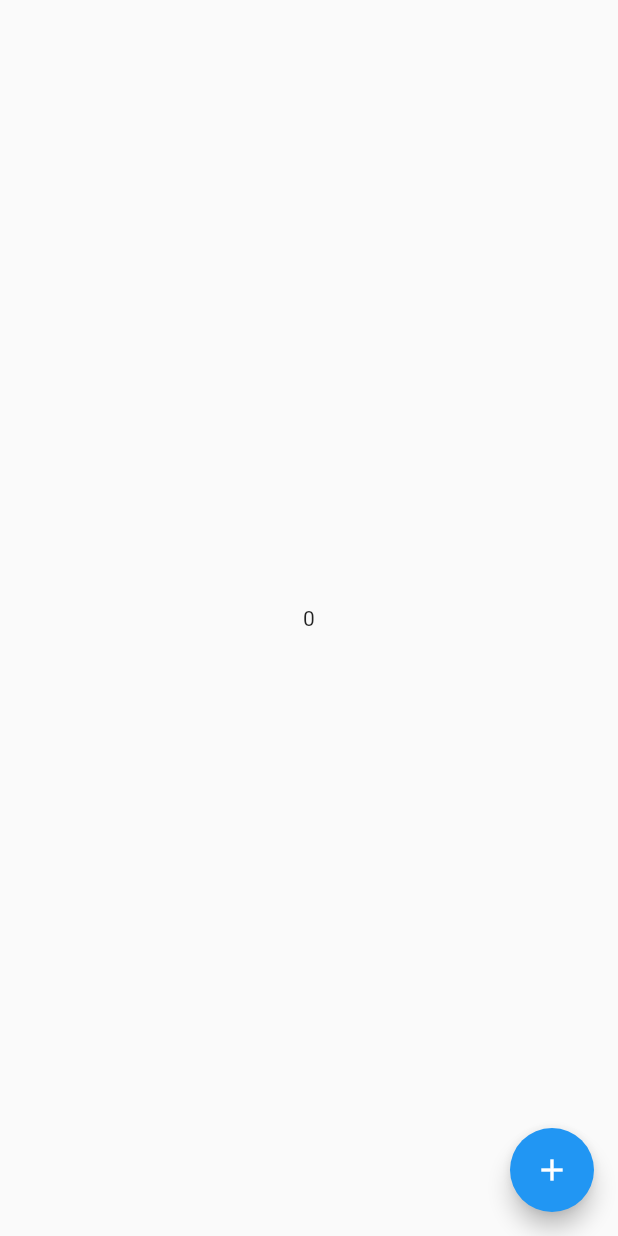
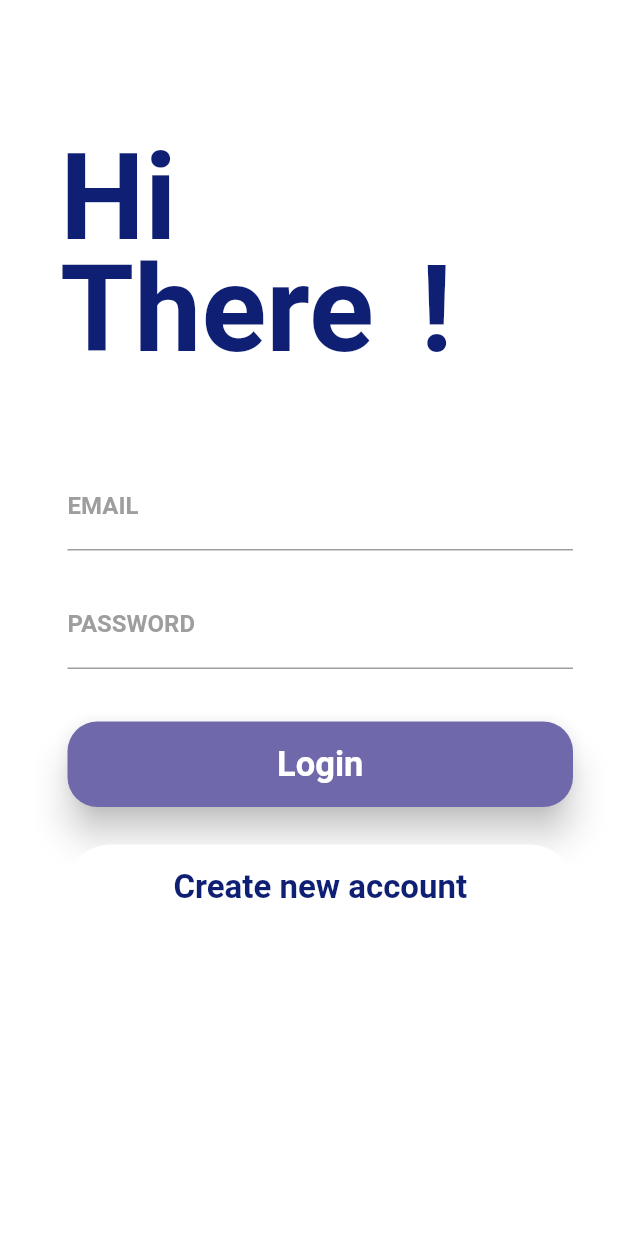
Before and after one commit to twp28/Firebase_login, a Flutter app: the screen it shows after launch, on a phone screen of 412 x 824 dp. Run offline on Flutter 3.47's test engine with Material 2 defaults, Android fonts, the phone set to English and light mode, and no system bars; drawn by our look-alikes of animated_text_kit; our stand-ins replace firebase_auth, firebase_core, flutter_riverpod; missing offline and left inert: flutterfire_ui; accounts and stored records are empty; Roboto replaces fonts that are missing (Raleway, RobotoCondensed).

Commit message:
Add Sign in/out + state

```diff
--- /dev/null
+++ b/lib/app/auth_widget.dart
@@ -0,0 +1,35 @@
+import 'package:firebase_riverpod/app/providers.dart';
+import 'package:firebase_auth/firebase_auth.dart';
+import 'package:flutter/material.dart';
+import 'package:flutter_riverpod/flutter_riverpod.dart';
+
+class AuthWidget extends ConsumerWidget {
+  const AuthWidget({
+    Key? key,
+    required this.signedInBuilder,
+    required this.nonSignedInBuilder,
+  }) : super(key: key);
+  final WidgetBuilder nonSignedInBuilder;
+  final WidgetBuilder signedInBuilder;
+
+  @override
+  Widget build(BuildContext context, WidgetRef ref) {
+    //listen to authState
+    final authStateChanges = ref.watch(authStateChangesProvider);
+
+    //riverpod feature ".when" builder -> will be called "when" changes to the autState is recognized
+    //.weh function provides 3 callbacks: data, loading, error
+    return authStateChanges.when(
+      data: (user) =>
+          user != null ? signedInBuilder(context) : nonSignedInBuilder(context),
+      loading: () => const Scaffold(
+        body: Center(
+          child: CircularProgressIndicator(),
+        ),
+      ),
+      error: (_, __) => const Scaffold(
+        body: Center(child: Text("Something went wrong")),
+      ),
+    );
+  } //build
+} //class
--- /dev/null
+++ b/lib/app/pages/auth/customown/auth_form.dart
@@ -0,0 +1,251 @@
+import 'package:flutter/material.dart';
+import 'package:animated_text_kit/animated_text_kit.dart';
+
+class AuthForm extends StatefulWidget {
+  const AuthForm(this.submitFn, this.isLoading, {Key? key}) : super(key: key);
+
+  final bool isLoading;
+  final void Function(
+    String email,
+    String password,
+    String userName,
+    bool isLogin,
+    BuildContext ctx,
+  ) submitFn;
+
+  @override
+  _AuthFormState createState() => _AuthFormState();
+}
+
+class _AuthFormState extends State<AuthForm> {
+  final _formKey = GlobalKey<FormState>();
+  var _isLogin = true;
+  var _userEmail = '';
+  var _userName = '';
+  var _userPassword = '';
+
+  void _trySubmit() {
+    final isValid = _formKey.currentState!.validate();
+    FocusScope.of(context).unfocus();
+
+    if (isValid) {
+      _formKey.currentState!.save();
+      widget.submitFn(_userEmail.trim(), _userPassword.trim(), _userName.trim(),
+          _isLogin, context);
+    }
+  }
+
+  @override
+  Widget build(BuildContext context) {
+    return SingleChildScrollView(
+      reverse: true,
+      padding: const EdgeInsets.only(
+        top: 35,
+        left: 25,
+      ),
+      child: Column(
+        children: <Widget>[
+          Column(
+            crossAxisAlignment: CrossAxisAlignment.start,
+            children: <Widget>[
+              Stack(
+                children: <Widget>[
+                  Container(
+                    padding: const EdgeInsets.fromLTRB(15.0, 50.0, 0.0, 0.0),
+                    child: const Text('Hi',
+                        style: TextStyle(
+                            color: Color.fromRGBO(15, 31, 115, 1),
+                            fontSize: 80.0,
+                            fontFamily: "Raleway",
+                            fontWeight: FontWeight.bold)),
+                  ),
+                  Container(
+                    padding: const EdgeInsets.fromLTRB(15.0, 125.0, 0.0, 0.0),
+                    child: DefaultTextStyle(
+                      style: const TextStyle(
+                        fontFamily: "Raleway",
+                        fontSize: 80.0,
+                        fontWeight: FontWeight.bold,
+                        color: Color.fromRGBO(15, 31, 115, 1),
+                      ),
+                      child: AnimatedTextKit(
+                        animatedTexts: [
+                          WavyAnimatedText("There"),
+                          WavyAnimatedText('Again'),
+                        ],
+                        isRepeatingAnimation: false,
+                      ),
+                    ),
+                  ),
+                  Container(
+                    padding: const EdgeInsets.fromLTRB(235.0, 125.0, 0.0, 0.0),
+                    child: const Text(' !',
+                        style: TextStyle(
+                            fontSize: 80.0,
+                            fontWeight: FontWeight.bold,
+                            color: Color.fromRGBO(15, 31, 115, 1))),
+                  )
+                ],
+              ),
+              Form(
+                key: _formKey,
+                child: SingleChildScrollView(
+                  child: Container(
+                      padding: const EdgeInsets.only(
+                          top: 54.0, left: 20.0, right: 30.0),
+                      child: Column(
+                        children: <Widget>[
+                          TextFormField(
+                            key: const ValueKey('email'),
+                            decoration: const InputDecoration(
+                                labelText: 'EMAIL',
+                                labelStyle: TextStyle(
+                                    fontFamily: 'RobotoCondensed',
+                                    fontWeight: FontWeight.bold,
+                                    color: Colors.grey),
+                                focusedBorder: UnderlineInputBorder(
+                                  borderSide: BorderSide(
+                                      color: Color.fromRGBO(15, 31, 115, 1)),
+                                )),
+                            keyboardType: TextInputType.emailAddress,
+                            autocorrect: false,
+                            textCapitalization: TextCapitalization.none,
+                            enableSuggestions: false,
+                            validator: (value) {
+                              if (value!.isEmpty || !value.contains('@')) {
+                                return 'Please enter a valid email address';
+                              }
+                              return null;
+                            },
+                            onSaved: (value) {
+                              _userEmail = value!;
+                            },
+                          ),
+                          if (!_isLogin) const SizedBox(height: 20.0),
+                          if (!_isLogin)
+                            TextFormField(
+                              key: const ValueKey('username'),
+                              decoration: const InputDecoration(
+                                  labelText: 'USERNAME',
+                                  labelStyle: TextStyle(
+                                      fontFamily: 'RobotoCondensed',
+                                      fontWeight: FontWeight.bold,
+                                      color: Colors.grey),
+                                  focusedBorder: UnderlineInputBorder(
+                                      borderSide: BorderSide(
+                                          color:
+                                              Color.fromRGBO(15, 31, 115, 1)))),
+                              autocorrect: true,
+                              textCapitalization: TextCapitalization.words,
+                              enableSuggestions: false,
+                              validator: (value) {
+                                if (value!.isEmpty) {
+                                  return 'Please enter a username';
+                                }
+                                return null;
+                              },
+                              onSaved: (value) {
+                                _userName = value!;
+                              },
+                              // ignore: missing_return
+                            ),
+                          const SizedBox(height: 20.0),
+                          TextFormField(
+                            key: const ValueKey('password'),
+                            decoration: const InputDecoration(
+                              labelText: 'PASSWORD',
+                              labelStyle: TextStyle(
+                                  fontFamily: 'RobotoCondensed',
+                                  fontWeight: FontWeight.bold,
+                                  color: Colors.grey),
+                              focusedBorder: UnderlineInputBorder(
+                                  borderSide: BorderSide(
+                                      color: Color.fromRGBO(15, 31, 115, 1))),
+                            ),
+                            obscureText: true,
+
+                            // ignore: missing_return
+                            validator: (value) {
+                              if (value!.isEmpty || value.length <= 5) {
+                                return 'Please enter a long password';
+                              }
+                              return null;
+                            },
+                            onSaved: (value) {
+                              _userPassword = value!;
+                            },
+                          ),
+                          const SizedBox(
+                            height: 35,
+                          ),
+                          if (widget.isLoading)
+                            const CircularProgressIndicator(),
+                          if (!widget.isLoading)
+                            Container(
+                              height: 57.0,
+                              child: Material(
+                                borderRadius: BorderRadius.circular(20.0),
+                                shadowColor: Colors.black,
+                                color: const Color.fromRGBO(111, 105, 172, 1),
+                                elevation: 10.0,
+                                child: TextButton(
+                                  onPressed: _trySubmit,
+                                  child: Center(
+                                    child: Text(
+                                      _isLogin ? "Login" : "Sign up",
+                                      style: const TextStyle(
+                                          color: Colors.white,
+                                          fontSize: 23,
+                                          fontWeight: FontWeight.bold,
+                                          fontFamily: 'Raleway'),
+                                    ),
+                                  ),
+                                ),
+                              ),
+                            ),
+                          const SizedBox(
+                            height: 25,
+                          ),
+                          if (!widget.isLoading)
+                            Container(
+                              height: 57.0,
+                              child: Material(
+                                borderRadius: BorderRadius.circular(40.0),
+                                color: Colors.white,
+                                child: TextButton(
+                                  onPressed: () {
+                                    setState(() {
+                                      _isLogin = !_isLogin;
+                                    });
+                                  },
+                                  child: Center(
+                                    child: Text(
+                                      _isLogin
+                                          ? "Create new account"
+                                          : "I already have an account",
+                                      style: const TextStyle(
+                                          color: Color.fromRGBO(15, 31, 115, 1),
+                                          fontSize: 22,
+                                          fontWeight: FontWeight.bold,
+                                          fontFamily: 'Raleway'),
+                                    ),
+                                  ),
+                                ),
+                              ),
+                            ),
+                          Padding(
+                              padding: EdgeInsets.only(
+                                  bottom: MediaQuery.of(context)
+                                      .viewInsets
+                                      .bottom)),
+                        ],
+                      )),
+                ),
+              ),
+            ],
+          ),
+        ],
+      ),
+    );
+  }
+}
--- /dev/null
+++ b/lib/app/pages/auth/customown/auth_screen.dart
@@ -0,0 +1,69 @@
+import 'package:flutter/material.dart';
+import 'package:flutter/services.dart';
+import 'package:firebase_auth/firebase_auth.dart';
+import 'auth_form.dart';
+
+class AuthScreen extends StatefulWidget {
+  const AuthScreen({Key? key}) : super(key: key);
+
+  @override
+  _AuthScreenState createState() => _AuthScreenState();
+}
+
+class _AuthScreenState extends State<AuthScreen> {
+  final _auth = FirebaseAuth.instance;
+
+  var _isLoading = false;
+
+  void _submitAuthForm(
+    String email,
+    String password,
+    String userName,
+    bool isLogin,
+    BuildContext ctx,
+  ) async {
+    // ignore: unused_local_variable
+    UserCredential userCredential;
+    try {
+      setState(() {
+        _isLoading = true;
+      });
+      if (isLogin) {
+        userCredential = await _auth.signInWithEmailAndPassword(
+            email: email, password: password);
+      } else {
+        userCredential = await _auth.createUserWithEmailAndPassword(
+            email: email, password: password);
+      }
+    } on PlatformException catch (err) {
+      var message = "An error occured please check your credentails";
+
+      if (err.message != null) {
+        message = err.message!;
+      }
+
+      ScaffoldMessenger.of(ctx).showSnackBar(SnackBar(
+        content: Text(message),
+        backgroundColor: Theme.of(ctx).errorColor,
+      ));
+
+      setState(() {
+        _isLoading = false;
+      });
+    } catch (err) {
+      // ignore: avoid_print
+      print(err);
+      setState(() {
+        _isLoading = false;
+      });
+    }
+  }
+
+  @override
+  Widget build(BuildContext context) {
+    return Scaffold(
+      backgroundColor: Colors.white,
+      body: AuthForm(_submitAuthForm, _isLoading),
+    );
+  }
+}
--- /dev/null
+++ b/lib/app/providers.dart
@@ -0,0 +1,12 @@
+import 'package:firebase_auth/firebase_auth.dart';
+import 'package:flutter_riverpod/flutter_riverpod.dart';
+
+//Firebase Auth instance to perform auth operations
+final firebaseAuthProvider =
+    Provider<FirebaseAuth>((ref) => FirebaseAuth.instance);
+
+//authStateChangesProvider -> provides auth changes that happen trough the app
+//ref.watch -> want to watch auth changes
+final authStateChangesProvider = StreamProvider<User?>((ref) {
+  return ref.watch(firebaseAuthProvider).authStateChanges();
+});
--- a/lib/main.dart
+++ b/lib/main.dart
@@ -1,7 +1,11 @@
 import 'package:firebase_core/firebase_core.dart';
+import 'package:firebase_riverpod/app/auth_widget.dart';
+import 'package:firebase_riverpod/app/pages/auth/flutterfire/sign_in_page.dart';
 import 'package:flutter/material.dart';
 import 'package:flutter_riverpod/flutter_riverpod.dart';
+import 'package:firebase_riverpod/app/pages/auth/customown/auth_screen.dart';
 
+import 'app/providers.dart';
 import 'firebase_options.dart';
 
 //initalizeApp(): Initialize Firebase Project in the app
@@ -13,6 +17,40 @@ void main() async {
   runApp(ProviderScope(child: MyApp()));
 }
 
+class MyApp extends ConsumerWidget {
+  const MyApp({Key? key}) : super(key: key);
+
+  // This widget is the root of your application.
+  @override
+  Widget build(BuildContext context, WidgetRef ref) {
+    return MaterialApp(
+      title: 'Flutter Login',
+      theme: ThemeData(
+        primarySwatch: Colors.blue,
+      ),
+      home: AuthWidget(
+        signedInBuilder: (context) => Scaffold(
+          body: Center(
+              child: Column(
+            mainAxisSize: MainAxisSize.min,
+            children: [
+              const Text("Signed In in"),
+              ElevatedButton(
+                  onPressed: () {
+                    ref.read(firebaseAuthProvider).signOut();
+                  },
+                  child: const Text("Sign out"))
+            ],
+          )),
+        ),
+        nonSignedInBuilder: (context) => const AuthScreen(),
+      ),
+    );
+  }
+}
+
+
+/*
 // -> RIVERPOD COUNTER BOILERPLATE
 final counterProvider = StateNotifierProvider((ref) {
   return Counter();
@@ -51,6 +89,7 @@ class MyApp extends ConsumerWidget {
   }
 }
 
+*/
 
 
 
--- a/pubspec.yaml
+++ b/pubspec.yaml
@@ -40,6 +40,7 @@ dependencies:
   firebase_storage: ^10.2.10 #for storage
   flutterfire_ui: ^0.4.0 # for pre-built uis (not used)
   flutter_riverpod: ^1.0.3 # enhanced provider state management
+  animated_text_kit: ^4.2.1
 
 dev_dependencies:
   flutter_test:
```
Also changed, not shown: lib/app/pages/auth/customflutterfire/custom_form.dart (added, +43 -0 lines), lib/app/pages/auth/customflutterfire/custom_sign_in.dart (added, +14 -0 lines), lib/app/pages/auth/flutterfire/sign_in_page.dart (added, +17 -0 lines), pubspec.lock, 1 other file.
